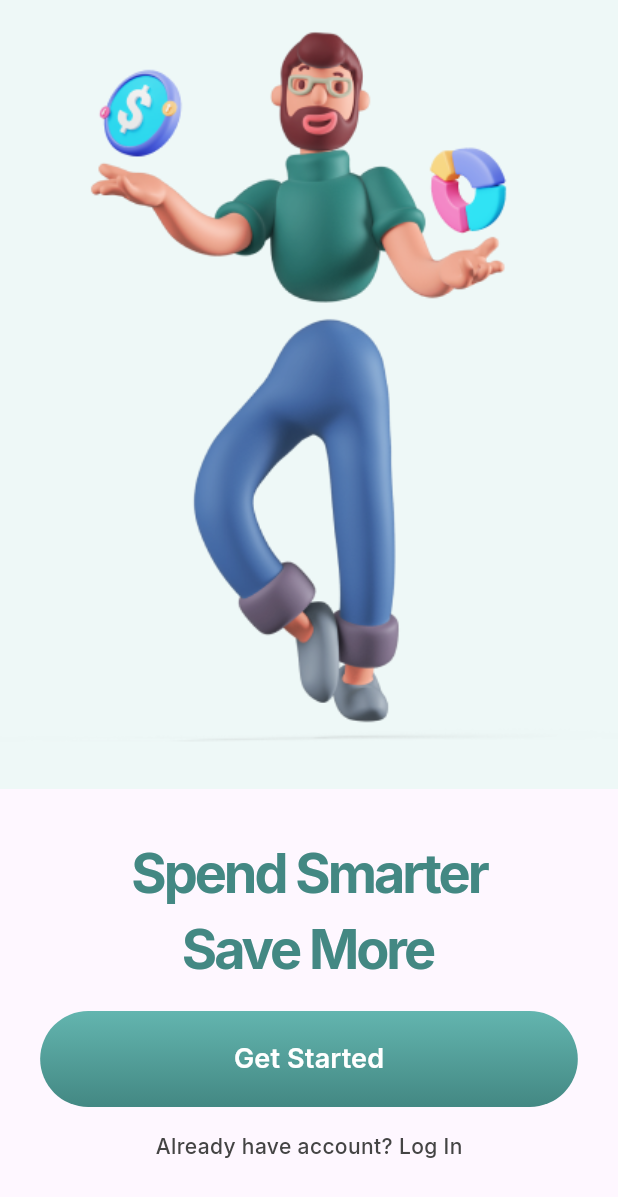
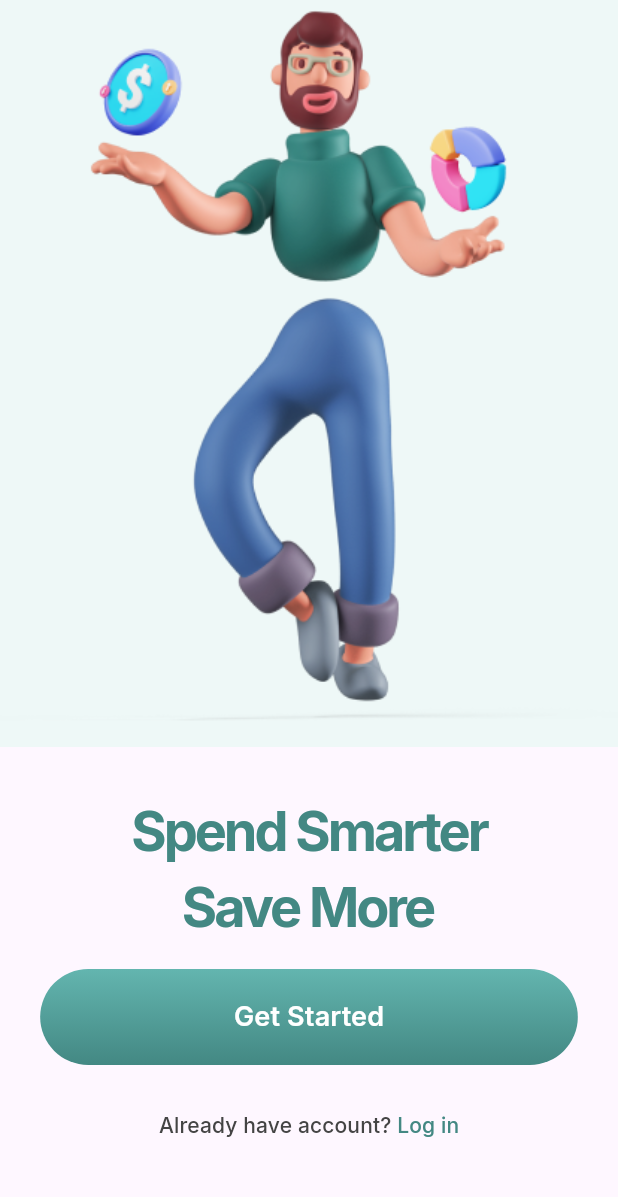
Before and after one commit to mariobischoff/financy_app, a Flutter app: the screen it shows after launch, on a phone screen of 412 x 824 dp. Shown: the top 1197 px of the screen. Run offline on Flutter 3.47's test engine with Material 3 defaults, Android fonts, the phone set to English and light mode, and no system bars.

Commit message:
Feat: Criado widget MultiTextButton com suporte para múltiplos textos

```diff
--- /dev/null
+++ b/lib/app/common/widgets/multi_text_button.dart
@@ -0,0 +1,23 @@
+import 'package:flutter/material.dart';
+
+class MultiTextButton extends StatelessWidget {
+  final List<Text> children;
+  final VoidCallback onPressed;
+  const MultiTextButton({
+    super.key,
+    required this.children,
+    required this.onPressed,
+  });
+
+  @override
+  Widget build(BuildContext context) {
+    return TextButton(
+      onPressed: onPressed,
+      child: Row(
+        mainAxisSize: MainAxisSize.min,
+        mainAxisAlignment: MainAxisAlignment.center,
+        children: children,
+      ),
+    );
+  }
+}
--- a/lib/app/features/onboarding/onboarding_page.dart
+++ b/lib/app/features/onboarding/onboarding_page.dart
@@ -1,5 +1,6 @@
 import 'package:financy_app/app/common/constants/app_colors.dart';
 import 'package:financy_app/app/common/constants/app_text_style.dart';
+import 'package:financy_app/app/common/widgets/multi_text_button.dart';
 import 'package:financy_app/app/common/widgets/primary_button.dart';
 import 'package:flutter/material.dart';
 
@@ -41,11 +42,22 @@ class OnboardingPage extends StatelessWidget {
               onPressed: () {},
             ),
           ),
-          Text(
-            'Already have account? Log In',
-            style: AppTextStyle.smallText.copyWith(
-              color: AppColors.grey,
-            ),
+          MultiTextButton(
+            onPressed: () => print('click multi text button'),
+            children: [
+              Text(
+                'Already have account?',
+                style: AppTextStyle.smallText.copyWith(
+                  color: AppColors.grey,
+                ),
+              ),
+              Text(
+                ' Log in',
+                style: AppTextStyle.smallText.copyWith(
+                  color: AppColors.greenlightTwo,
+                ),
+              ),
+            ],
           ),
           const SizedBox(height: 50)
         ],
```
